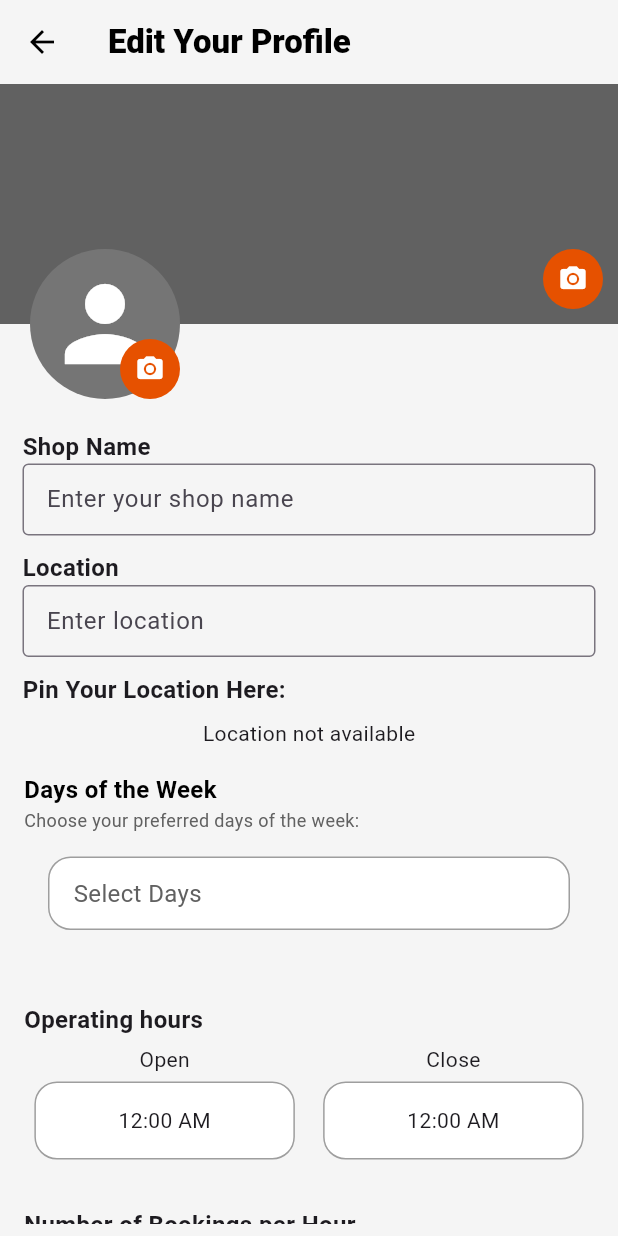
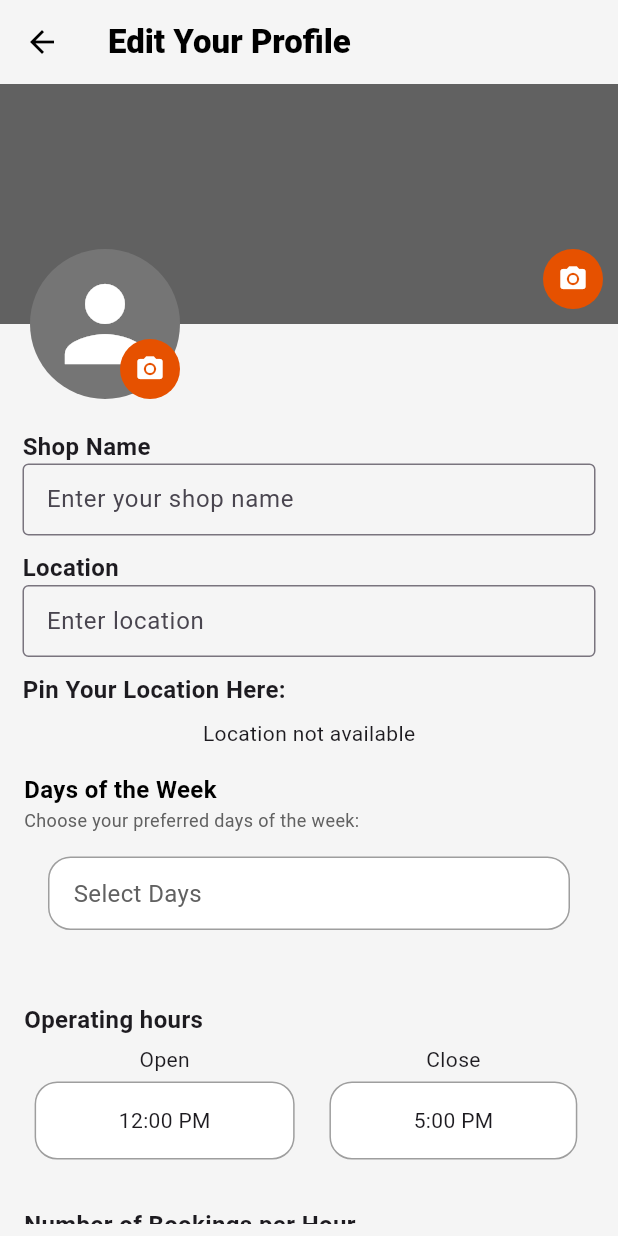
Before and after one commit to TechPyllars2024/AutoCareAutomotive, a Flutter app: the AutomotiveEditProfileScreen screen opened directly, on a phone screen of 412 x 824 dp. Run offline on Flutter 3.47's test engine with Material 3 defaults, Android fonts, the phone set to English and light mode, and no system bars; our stand-ins replace carousel_slider, cloud_firestore, curved_navigation_bar, file_picker, firebase_auth, firebase_core and 11 more; missing offline and left inert: flutter_pannable_rating_bar, flutter_pdfview; accounts and stored records are empty.

Commit message:
Fix-profile_management-: working profile management automotive_edit_profile.dart

```diff
--- a/lib/ProfileManagement/screens/automotive_edit_profile.dart
+++ b/lib/ProfileManagement/screens/automotive_edit_profile.dart
@@ -176,7 +176,7 @@ class _AutomotiveEditProfileScreenState
       logger.e('Error loading marker: $e');
     } finally {
       setState(() {
-        isLoading = false; // Hide loading indicator once done.
+        isLoading = false;
       });
     }
   }
@@ -629,7 +629,7 @@ class _AutomotiveEditProfileScreenState
                           border: Border.all(color: Colors.grey),
                         ),
                         child: TimePickerDisplay(
-                          initialTime: const TimeOfDay(hour: 0, minute: 0),
+                          initialTime: _openingTime ?? const TimeOfDay(hour: 9, minute: 0),
                           onTimeSelected: (selectedTime) {
                             setState(() {
                               _openingTime = selectedTime;
@@ -659,7 +659,7 @@ class _AutomotiveEditProfileScreenState
                           border: Border.all(color: Colors.grey),
                         ),
                         child: TimePickerDisplay(
-                          initialTime: const TimeOfDay(hour: 0, minute: 0),
+                          initialTime: _closingTime ?? const TimeOfDay(hour: 17, minute: 0),
                           onTimeSelected: (selectedTime) {
                             setState(() {
                               _closingTime = selectedTime;
@@ -693,7 +693,7 @@ class _AutomotiveEditProfileScreenState
               options: CategoryList.categories,
               hintText: 'Service Specialization',
               controller: dropdownController,
-              initialSelectedOptions: const [],
+              initialSelectedOptions: _serviceSpecialization ?? [],
               onSelectionChanged: (selectedOptions) {
                 setState(() {
                   _serviceSpecialization = selectedOptions.cast<String>();
@@ -724,7 +724,7 @@ class _AutomotiveEditProfileScreenState
             Text(
               'Choose your preferred days of the week:',
               style: TextStyle(
-                color: Colors.grey[700], // Light gray for description
+                color: Colors.grey[700],
                 fontSize: 12,
               ),
             ),
@@ -744,7 +744,6 @@ class _AutomotiveEditProfileScreenState
               controller: daysOfTheWeekController,
               initialSelectedOptions: const [],
               onSelectionChanged: (selectedOptions) {
-                // Optionally handle the selection change here
               },
             ),
           ],
```
